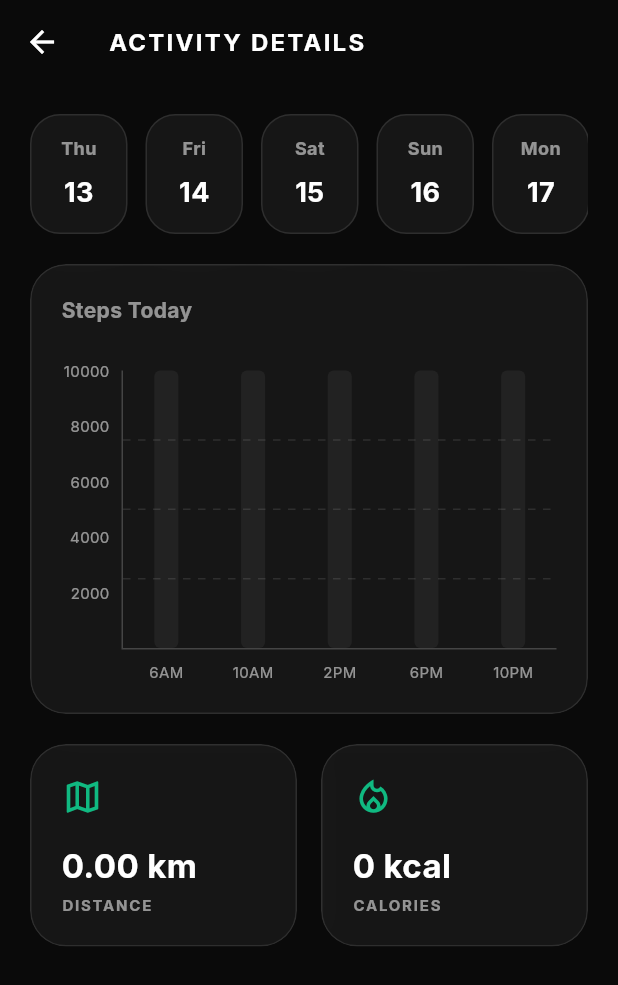
After one commit to MoizRao00/build_up, a Flutter app: the screen it shows once a user with an empty profile is signed in, after a tap on an icon or button, on a phone screen of 412 x 824 dp. The commit adds this screen. Shown: the top 985 px of the screen. Run offline on Flutter 3.47's test engine with Material 3 defaults, Android fonts, the phone set to English and light mode, and no system bars; drawn by our look-alikes of fl_chart; our stand-ins replace cloud_firestore, firebase_auth, firebase_core, flutter_local_notifications, flutter_map, flutter_riverpod and 9 more; missing offline and left inert: home_widget; accounts and stored records are empty.

Commit message:
6th commit Added coins logics and details of steps

```diff
--- a/lib/core/services/local_storage_service.dart
+++ b/lib/core/services/local_storage_service.dart
@@ -1,4 +1,3 @@
-
 import 'package:hive/hive.dart';
 import 'package:hive_flutter/hive_flutter.dart';
 
@@ -27,4 +26,27 @@ class LocalStorageService {
   int getCoins() {
     return _box.get('coins', defaultValue: 0);
   }
+
+  void saveBaselineSteps(int steps) {
+    _box.put('baselineSteps', steps);
+  }
+
+  int getBaselineSteps() {
+    return _box.get('baselineSteps', defaultValue: 0);
+  }
+
+  void saveLastDate(String date) {
+    _box.put('lastDate', date);
+  }
+
+  String getLastDate() {
+    return _box.get('lastDate', defaultValue: '');
+  }
+  void saveLastCoinStep(int steps) {
+    _box.put('lastCoinStep', steps);
+  }
+
+  int getLastCoinStep() {
+    return _box.get('lastCoinStep', defaultValue: 0);
+  }
 }
--- a/lib/features/gamification/presentation/screens/store_screen.dart
+++ b/lib/features/gamification/presentation/screens/store_screen.dart
@@ -2,12 +2,15 @@ import 'package:flutter/material.dart';
 import 'package:flutter_riverpod/flutter_riverpod.dart';
 import '../../../../app/theme/app_colors.dart';
 import '../../../step_tracking/presentation/widgets/glass_step_card.dart';
+import '../../../step_tracking/presentation/providers/step_provider.dart';
 
 class StoreScreen extends ConsumerWidget {
   const StoreScreen({super.key});
 
   @override
   Widget build(BuildContext context, WidgetRef ref) {
+    final stepState = ref.watch(stepNotifierProvider);
+
     return SafeArea(
       child: Padding(
         padding: const EdgeInsets.all(20.0),
@@ -29,12 +32,12 @@ class StoreScreen extends ConsumerWidget {
                 GlassCard(
                   padding: const EdgeInsets.symmetric(horizontal: 12, vertical: 6),
                   child: Row(
-                    children: const [
-                      Icon(Icons.bolt, color: AppColors.primaryEmerald, size: 18),
-                      SizedBox(width: 4),
+                    children: [ // Removed const from this Row
+                      const Icon(Icons.bolt, color: AppColors.primaryEmerald, size: 18),
+                      const SizedBox(width: 4),
                       Text(
-                        '120 Coins',
-                        style: TextStyle(
+                        '${stepState.coins} Coins',
+                        style: const TextStyle(
                           color: AppColors.textPrimary,
                           fontWeight: FontWeight.bold,
                         ),
--- a/lib/features/step_tracking/presentation/providers/step_provider.dart
+++ b/lib/features/step_tracking/presentation/providers/step_provider.dart
@@ -13,6 +13,7 @@ class StepState {
   final double distanceKm;
   final bool isRestMode;
   final String pedestrianStatus;
+  final int coins;
 
   const StepState({
     required this.currentSteps,
@@ -21,6 +22,7 @@ class StepState {
     required this.distanceKm,
     required this.isRestMode,
     this.pedestrianStatus = 'stopped',
+    this.coins = 0,
   });
 
   String get activeDuration {
@@ -37,6 +39,7 @@ class StepState {
     double? distanceKm,
     bool? isRestMode,
     String? pedestrianStatus,
+    int? coins,
   }) {
     return StepState(
       currentSteps: currentSteps ?? this.currentSteps,
@@ -45,10 +48,10 @@ class StepState {
       distanceKm: distanceKm ?? this.distanceKm,
       isRestMode: isRestMode ?? this.isRestMode,
       pedestrianStatus: pedestrianStatus ?? this.pedestrianStatus,
+      coins: coins ?? this.coins,
     );
   }
 }
-
 final storageProvider = Provider<LocalStorageService>((ref) {
   return LocalStorageService();
 });
@@ -68,6 +71,7 @@ class StepNotifier extends Notifier<StepState> {
   StepState build() {
     final storage = ref.watch(storageProvider);
     final savedSteps = storage.getSteps();
+    final savedCoins = storage.getCoins();
 
     return StepState(
       currentSteps: savedSteps,
@@ -75,8 +79,12 @@ class StepNotifier extends Notifier<StepState> {
       calories: savedSteps * 0.04,
       distanceKm: savedSteps * 0.00075,
       isRestMode: false,
+      coins: savedCoins,
     );
   }
+
+
+
   Future<void> initializeTracking() async {
     final permissionStatus = await Permission.activityRecognition.request();
 
@@ -88,19 +96,51 @@ class StepNotifier extends Notifier<StepState> {
       widgetService.init();
 
       service.startTracking(
-        onStepCount: (steps) {
+        onStepCount: (totalDeviceSteps) {
           if (state.isRestMode) return;
+
+          final now = DateTime.now();
+          final dateStr = '${now.year}-${now.month}-${now.day}';
+          String lastDate = storage.getLastDate();
+          int baseline = storage.getBaselineSteps();
+
+          if (lastDate != dateStr) {
+            baseline = totalDeviceSteps;
+            storage.saveBaselineSteps(baseline);
+            storage.saveLastDate(dateStr);
+            storage.saveLastCoinStep(0);
+          }
+
+          int todaySteps = totalDeviceSteps - baseline;
+
+          if (todaySteps < 0) {
+            baseline = 0;
+            storage.saveBaselineSteps(0);
+            todaySteps = totalDeviceSteps;
+          }
+
+          int lastCoinStep = storage.getLastCoinStep();
+          int currentCoins = storage.getCoins();
+
+          if (todaySteps >= lastCoinStep + 100) {
+            int newCoins = (todaySteps - lastCoinStep) ~/ 100;
+            currentCoins += newCoins;
+            storage.saveCoins(currentCoins);
+            storage.saveLastCoinStep(lastCoinStep + (newCoins * 100));
+          }
+
           state = state.copyWith(
-            currentSteps: steps,
-            calories: steps * 0.04,
-            distanceKm: steps * 0.00075,
+            currentSteps: todaySteps,
+            calories: todaySteps * 0.04,
+            distanceKm: todaySteps * 0.00075,
+            coins: currentCoins,
           );
 
-          storage.saveSteps(steps);
-          widgetService.updateWidgetData(steps, state.goalSteps);
+          storage.saveSteps(todaySteps);
+          widgetService.updateWidgetData(todaySteps, state.goalSteps);
 
-          if (steps % 10 == 0) {
-            _syncStepsToFirestore(steps);
+          if (todaySteps % 10 == 0) {
+            _syncStepsToFirestore(todaySteps);
           }
         },
         onStatusChanged: (status) {
--- a/lib/features/step_tracking/presentation/screens/dashboard_screen.dart
+++ b/lib/features/step_tracking/presentation/screens/dashboard_screen.dart
@@ -1,4 +1,5 @@
 import 'package:build_up/features/step_tracking/presentation/screens/route_history_screen.dart';
+import 'package:build_up/features/step_tracking/presentation/screens/step_details_screen.dart';
 import 'package:flutter/material.dart';
 import 'package:flutter_riverpod/flutter_riverpod.dart';
 import '../../../../app/theme/app_colors.dart';
@@ -68,13 +69,13 @@ class _DashboardViewState extends ConsumerState<DashboardView> {
                     padding:
                     const EdgeInsets.symmetric(horizontal: 12, vertical: 6),
                     child: Row(
-                      children: const [
-                        Icon(Icons.bolt,
+                      children: [
+                        const Icon(Icons.bolt,
                             color: AppColors.primaryEmerald, size: 18),
-                        SizedBox(width: 4),
+                        const SizedBox(width: 4),
                         Text(
-                          '120 Coins',
-                          style: TextStyle(
+                          '${stepState.coins} Coins',
+                          style: const TextStyle(
                             color: AppColors.textPrimary,
                             fontWeight: FontWeight.w700,
                           ),
@@ -87,7 +88,14 @@ class _DashboardViewState extends ConsumerState<DashboardView> {
               const SizedBox(height: 20),
               const RestModeCard(),
               const SizedBox(height: 16),
-              GlassCard(
+              GestureDetector(
+                onTap: () {
+                  Navigator.push(
+                    context,
+                    MaterialPageRoute(builder: (context) => const StepDetailsScreen()),
+                  );
+                },
+                child: GlassCard(
                   padding: const EdgeInsets.all(20),
                   child: Column(
                     children: [
@@ -118,6 +126,7 @@ class _DashboardViewState extends ConsumerState<DashboardView> {
                         ),
                       ),
                     ],
+                  ),
                 ),
               ),
               const SizedBox(height: 16),
--- /dev/null
+++ b/lib/features/step_tracking/presentation/screens/step_details_screen.dart
@@ -0,0 +1,327 @@
+import 'package:flutter/material.dart';
+import 'package:flutter_riverpod/flutter_riverpod.dart';
+import 'package:google_fonts/google_fonts.dart';
+import 'package:fl_chart/fl_chart.dart';
+import 'dart:ui';
+import '../providers/step_provider.dart';
+
+class StepDetailsScreen extends ConsumerStatefulWidget {
+  const StepDetailsScreen({super.key});
+
+  @override
+  ConsumerState<StepDetailsScreen> createState() => _StepDetailsScreenState();
+}
+
+class _StepDetailsScreenState extends ConsumerState<StepDetailsScreen> {
+  int _selectedDateIndex = 6;
+
+  @override
+  Widget build(BuildContext context) {
+    final stepState = ref.watch(stepNotifierProvider);
+
+    return Scaffold(
+      backgroundColor: const Color(0xFF0A0A0A),
+      appBar: AppBar(
+        backgroundColor: Colors.transparent,
+        elevation: 0,
+        iconTheme: const IconThemeData(color: Colors.white),
+        title: Text(
+          'ACTIVITY DETAILS',
+          style: GoogleFonts.inter(
+            color: Colors.white,
+            fontSize: 16,
+            fontWeight: FontWeight.bold,
+            letterSpacing: 1.5,
+          ),
+        ),
+      ),
+      body: Padding(
+        padding: const EdgeInsets.all(20.0),
+        child: Column(
+          children: [
+            _buildWeeklySelector(),
+            const SizedBox(height: 20),
+            _buildChartCard(stepState.currentSteps.toDouble()),
+            const SizedBox(height: 20),
+            _buildSummaryStats(stepState.distanceKm, stepState.calories),
+          ],
+        ),
+      ),
+    );
+  }
+
+  Widget _buildWeeklySelector() {
+    final now = DateTime.now();
+    final List<DateTime> weekDays = List.generate(
+      7,
+          (index) => now.subtract(Duration(days: 6 - index)),
+    );
+
+    return SizedBox(
+      height: 80,
+      child: ListView.builder(
+        scrollDirection: Axis.horizontal,
+        itemCount: 7,
+        itemBuilder: (context, index) {
+          final date = weekDays[index];
+          final isSelected = index == _selectedDateIndex;
+          final dayName = ['Mon', 'Tue', 'Wed', 'Thu', 'Fri', 'Sat', 'Sun'][date.weekday - 1];
+
+          return GestureDetector(
+            onTap: () {
+              setState(() {
+                _selectedDateIndex = index;
+              });
+            },
+            child: Container(
+              width: 65,
+              margin: const EdgeInsets.only(right: 12),
+              decoration: BoxDecoration(
+                color: isSelected ? const Color(0xFF10B981) : Colors.white.withOpacity(0.05),
+                borderRadius: BorderRadius.circular(20),
+                border: Border.all(
+                  color: isSelected ? Colors.transparent : Colors.white.withOpacity(0.1),
+                ),
+              ),
+              child: Column(
+                mainAxisAlignment: MainAxisAlignment.center,
+                children: [
+                  Text(
+                    dayName,
+                    style: GoogleFonts.inter(
+                      color: isSelected ? Colors.black : Colors.white54,
+                      fontSize: 12,
+                      fontWeight: FontWeight.bold,
+                    ),
+                  ),
+                  const SizedBox(height: 8),
+                  Text(
+                    date.day.toString(),
+                    style: GoogleFonts.inter(
+                      color: isSelected ? Colors.black : Colors.white,
+                      fontSize: 18,
+                      fontWeight: FontWeight.bold,
+                    ),
+                  ),
+                ],
+              ),
+            ),
+          );
+        },
+      ),
+    );
+  }
+
+  Widget _buildChartCard(double currentSteps) {
+    int currentHour = DateTime.now().hour;
+    int activeIndex = 0;
+
+    if (currentHour >= 22) {
+      activeIndex = 4;
+    } else if (currentHour >= 18) {
+      activeIndex = 3;
+    } else if (currentHour >= 14) {
+      activeIndex = 2;
+    } else if (currentHour >= 10) {
+      activeIndex = 1;
+    }
+
+    return ClipRRect(
+      borderRadius: BorderRadius.circular(24),
+      child: BackdropFilter(
+        filter: ImageFilter.blur(sigmaX: 15, sigmaY: 15),
+        child: Container(
+          height: 300,
+          padding: const EdgeInsets.all(20),
+          decoration: BoxDecoration(
+            color: Colors.white.withOpacity(0.05),
+            borderRadius: BorderRadius.circular(24),
+            border: Border.all(color: Colors.white.withOpacity(0.1)),
+          ),
+          child: Column(
+            crossAxisAlignment: CrossAxisAlignment.start,
+            children: [
+              Text(
+                _selectedDateIndex == 6 ? 'Steps Today' : 'Steps History',
+                style: GoogleFonts.inter(
+                  color: Colors.white54,
+                  fontSize: 14,
+                  fontWeight: FontWeight.bold,
+                ),
+              ),
+              const SizedBox(height: 30),
+              Expanded(
+                child: BarChart(
+                  BarChartData(
+                    alignment: BarChartAlignment.spaceAround,
+                    maxY: 10000,
+                    barTouchData: BarTouchData(enabled: false),
+                    titlesData: FlTitlesData(
+                      show: true,
+                      bottomTitles: AxisTitles(
+                        sideTitles: SideTitles(
+                          showTitles: true,
+                          getTitlesWidget: (value, meta) {
+                            const style = TextStyle(color: Colors.white54, fontSize: 10);
+                            String text;
+                            switch (value.toInt()) {
+                              case 0: text = '6AM'; break;
+                              case 1: text = '10AM'; break;
+                              case 2: text = '2PM'; break;
+                              case 3: text = '6PM'; break;
+                              case 4: text = '10PM'; break;
+                              default: text = '';
+                            }
+                            return SideTitleWidget(
+                              meta: meta,
+                              child: Text(text, style: style),
+                            );
+                          },
+                        ),
+                      ),
+                      leftTitles: AxisTitles(
+                        sideTitles: SideTitles(
+                          showTitles: true,
+                          reservedSize: 40,
+                          getTitlesWidget: (value, meta) {
+                            if (value == 0) return const SizedBox.shrink();
+                            return SideTitleWidget(
+                              meta: meta,
+                              child: Text(
+                                value.toInt().toString(),
+                                style: const TextStyle(color: Colors.white54, fontSize: 10),
+                              ),
+                            );
+                          },
+                        ),
+                      ),
+                      topTitles: const AxisTitles(sideTitles: SideTitles(showTitles: false)),
+                      rightTitles: const AxisTitles(sideTitles: SideTitles(showTitles: false)),
+                    ),
+                    gridData: FlGridData(
+                      show: true,
+                      drawVerticalLine: false,
+                      horizontalInterval: 2500,
+                      getDrawingHorizontalLine: (value) {
+                        return FlLine(
+                          color: Colors.white.withOpacity(0.1),
+                          strokeWidth: 1,
+                          dashArray: [5, 5],
+                        );
+                      },
+                    ),
+                    borderData: FlBorderData(
+                      show: true,
+                      border: Border(
+                        bottom: BorderSide(
+                          color: Colors.white.withOpacity(0.2),
+                          width: 1,
+                        ),
+                        left: BorderSide(
+                          color: Colors.white.withOpacity(0.2),
+                          width: 1,
+                        ),
+                        top: BorderSide.none,
+                        right: BorderSide.none,
+                      ),
+                    ),
+                    barGroups: [
+                      _buildBar(0, _selectedDateIndex == 6 && activeIndex == 0 ? currentSteps : 0),
+                      _buildBar(1, _selectedDateIndex == 6 && activeIndex == 1 ? currentSteps : 0),
+                      _buildBar(2, _selectedDateIndex == 6 && activeIndex == 2 ? currentSteps : 0),
+                      _buildBar(3, _selectedDateIndex == 6 && activeIndex == 3 ? currentSteps : 0),
+                      _buildBar(4, _selectedDateIndex == 6 && activeIndex == 4 ? currentSteps : 0),
+                    ],
+                  ),
+                ),
+              ),
+            ],
+          ),
+        ),
+      ),
+    );
+  }
+
+  BarChartGroupData _buildBar(int x, double y) {
+    return BarChartGroupData(
+      x: x,
+      barRods: [
+        BarChartRodData(
+          toY: y,
+          color: const Color(0xFF10B981),
+          width: 16,
+          borderRadius: BorderRadius.circular(4),
+          backDrawRodData: BackgroundBarChartRodData(
+            show: true,
+            toY: 10000,
+            color: Colors.white.withOpacity(0.05),
+          ),
+        ),
+      ],
+    );
+  }
+
+  Widget _buildSummaryStats(double distance, double calories) {
+    return Row(
+      children: [
+        Expanded(
+          child: _buildGlassStatCard(
+            'DISTANCE',
+            _selectedDateIndex == 6 ? '${distance.toStringAsFixed(2)} km' : '0.00 km',
+            Icons.map_outlined,
+          ),
+        ),
+        const SizedBox(width: 16),
+        Expanded(
+          child: _buildGlassStatCard(
+            'CALORIES',
+            _selectedDateIndex == 6 ? '${calories.toStringAsFixed(0)} kcal' : '0 kcal',
+            Icons.local_fire_department_outlined,
+          ),
+        ),
+      ],
+    );
+  }
+
+  Widget _buildGlassStatCard(String title, String value, IconData icon) {
+    return ClipRRect(
+      borderRadius: BorderRadius.circular(24),
+      child: BackdropFilter(
+        filter: ImageFilter.blur(sigmaX: 15, sigmaY: 15),
+        child: Container(
+          padding: const EdgeInsets.all(20),
+          decoration: BoxDecoration(
+            color: Colors.white.withOpacity(0.05),
+            borderRadius: BorderRadius.circular(24),
+            border: Border.all(color: Colors.white.withOpacity(0.1)),
+          ),
+          child: Column(
+            crossAxisAlignment: CrossAxisAlignment.start,
+            children: [
+              Icon(icon, color: const Color(0xFF10B981), size: 28),
+              const SizedBox(height: 16),
+              Text(
+                value,
+                style: GoogleFonts.inter(
+                  color: Colors.white,
+                  fontSize: 22,
+                  fontWeight: FontWeight.bold,
+                ),
+              ),
+              const SizedBox(height: 4),
+              Text(
+                title,
+                style: GoogleFonts.inter(
+                  color: Colors.white54,
+                  fontSize: 10,
+                  fontWeight: FontWeight.bold,
+                  letterSpacing: 1.2,
+                ),
+              ),
+            ],
+          ),
+        ),
+      ),
+    );
+  }
+}
--- a/pubspec.yaml
+++ b/pubspec.yaml
@@ -54,6 +54,7 @@ dependencies:
   cloud_firestore:
   home_widget:
   google_maps_flutter: ^2.18.0
+  fl_chart: ^1.2.0
 
 dev_dependencies:
   flutter_test:
```
Also changed, not shown: pubspec.lock. Lines whose indentation alone changed are shown as unchanged.
